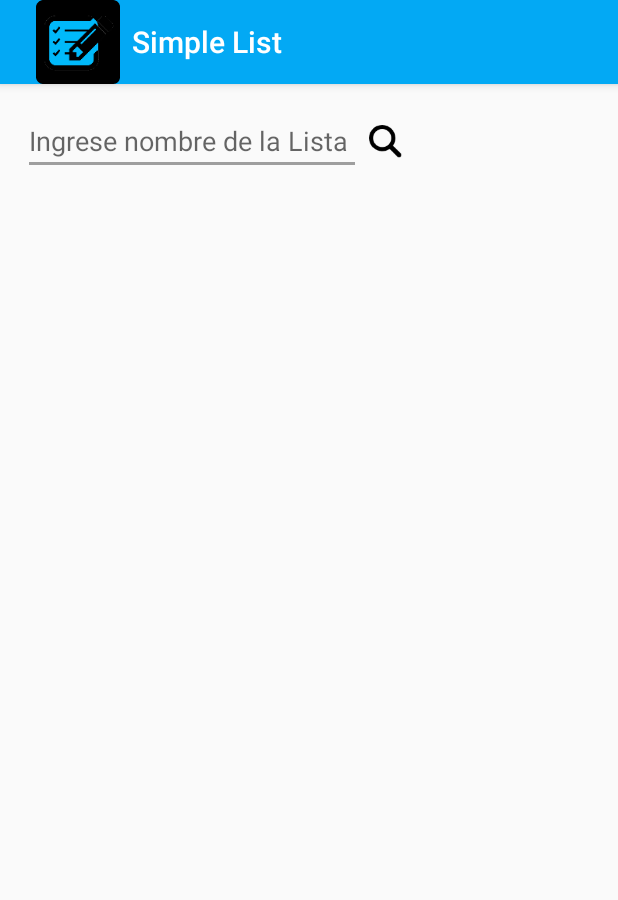
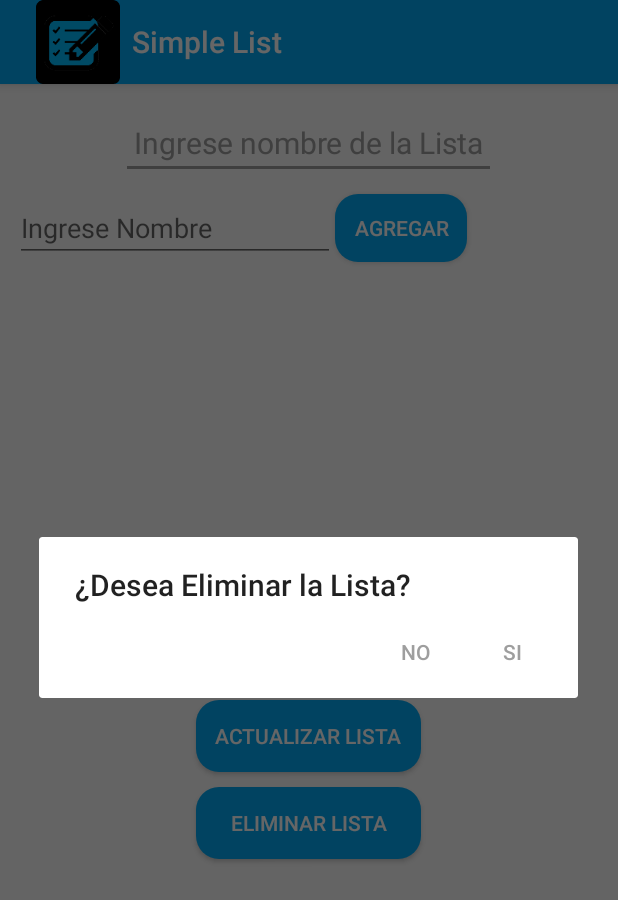
Before and after one commit to vinybazterrica/SimpleListAppMobile, an Android app: the ModificarLista screen opened directly, with no data from a screen before it, after a tap on "ELIMINAR LISTA", on a phone screen of 412 x 824 dp. Shown: the top 900 px of the screen. Run offline under Robolectric (Android 15) with nearby library versions, the phone set to English and light mode, and no system bars.

Commit message:
Muestra alerta antes de eliminar lista en la modificacion.

```diff
--- a/app/src/main/java/com/VinyApps/SimpleListApp/ActivityLista.java
+++ b/app/src/main/java/com/VinyApps/SimpleListApp/ActivityLista.java
@@ -136,9 +136,7 @@ public class ActivityLista extends AppCompatActivity {
         btnEliminar.setOnClickListener(new View.OnClickListener() {
             @Override
             public void onClick(View v) {
-
                 AlertDialog.Builder preguntaEliminar = new AlertDialog.Builder(ActivityLista.this);
-
                 preguntaEliminar.setMessage(mensaje_Elimina_Lista)
                         .setCancelable(true)
                         .setPositiveButton("Si", new DialogInterface.OnClickListener() {
--- a/app/src/main/java/com/VinyApps/SimpleListApp/utilidades/ModificarLista.java
+++ b/app/src/main/java/com/VinyApps/SimpleListApp/utilidades/ModificarLista.java
@@ -51,6 +51,7 @@ public class ModificarLista extends AppCompatActivity {
     String id_borrado = "Id borrado : ";
     String consulta_Eliminar_item = "¿Eliminar Item?";
     String mensaje_ingresar_nombre = "Debe ingresar nombre de lista";
+    String mensaje_Elimina_Lista = "¿Desea Eliminar la Lista?";
 
     @Override
     protected void onCreate(Bundle savedInstanceState) {
@@ -134,11 +135,17 @@ public class ModificarLista extends AppCompatActivity {
                 titulo.show();
             }
         });
+        db.close();
 
-        db.close();
         btnEliminar.setOnClickListener(new View.OnClickListener() {
             @Override
             public void onClick(View v) {
+
+                AlertDialog.Builder AlertaEliminarLista = new AlertDialog.Builder(ModificarLista.this);
+                AlertaEliminarLista.setCancelable(true)
+                        .setPositiveButton("si", new DialogInterface.OnClickListener() {
+                            @Override
+                            public void onClick(DialogInterface dialog, int which) {
 
                                 ConexionSQLiteHelper conn = new ConexionSQLiteHelper(getApplicationContext(), nombre_bdd, null, 4);//
                                 SQLiteDatabase db = conn.getWritableDatabase();
@@ -152,7 +159,20 @@ public class ModificarLista extends AppCompatActivity {
                                 db.close();
                                 finish();
                             }
+                        })
+                        .setNegativeButton("No", new DialogInterface.OnClickListener() {
+                            @Override
+                            public void onClick(DialogInterface dialog, int which) {
+                                dialog.cancel();
+                            }
                         });
+                AlertDialog tituloELiminarLista = AlertaEliminarLista.create();
+                tituloELiminarLista.setTitle(mensaje_Elimina_Lista);
+                tituloELiminarLista.show();
+            }
+        });
+
+
 
         btn_Agregar.setOnClickListener(new View.OnClickListener() {
             @Override
--- a/app/src/main/res/values/strings.xml
+++ b/app/src/main/res/values/strings.xml
@@ -25,5 +25,5 @@
 
     //version APP
     <string name="txt_versionApp">Version de la aplicacion</string>
-    <string name="version_app">6.16</string>
+    <string name="version_app">6.17</string>
 </resources>
```
Lines whose indentation alone changed are shown as unchanged.
